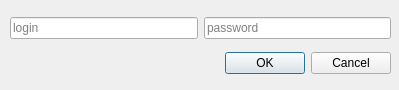
The window that src/scrobblersettings.ui (loimu/exo) describes before a commit, drawn with Qt 5.
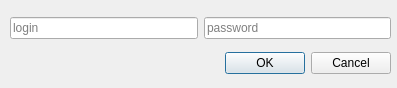
The same window after the commit.

What changed in the file:
```diff
--- a/src/scrobblersettings.ui
+++ b/src/scrobblersettings.ui
@@ -6,8 +6,8 @@
    <rect>
     <x>0</x>
     <y>0</y>
-    <width>399</width>
-    <height>90</height>
+    <width>397</width>
+    <height>88</height>
    </rect>
   </property>
   <property name="windowTitle">
```
Left out of the diff: 3 changed lines with no effect on the pictures.
